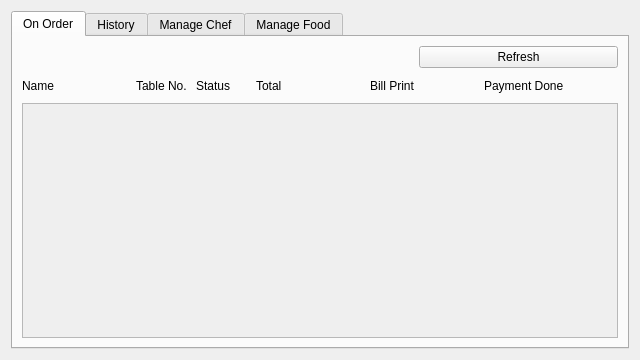
The window that frontend/manager_wid.ui (therealrahulsahu/se_project) describes before a commit, drawn with Qt 5.
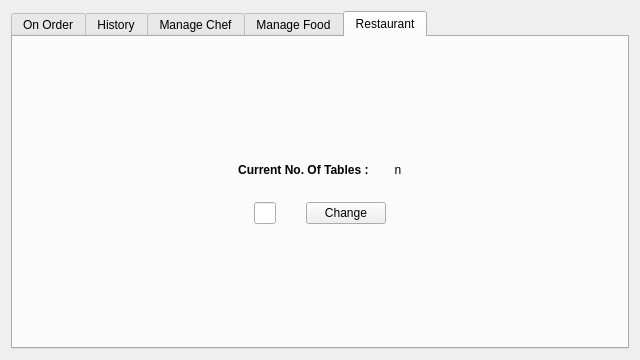
The same window after the commit. The open tabs and pages were chosen to show the change.

Commit message: Manager manage restaurant added

What changed in the file:
```diff
--- a/frontend/manager_wid.ui
+++ b/frontend/manager_wid.ui
@@ -1719,6 +1719,238 @@
        </item>
       </layout>
      </widget>
+     <widget class="QWidget" name="tab_5">
+      <attribute name="title">
+       <string>Restaurant</string>
+      </attribute>
+      <layout class="QVBoxLayout" name="verticalLayout_3" stretch="1,1,1">
+       <item>
+        <spacer name="verticalSpacer_20">
+         <property name="orientation">
+          <enum>Qt::Vertical</enum>
+         </property>
+         <property name="sizeHint" stdset="0">
+          <size>
+           <width>20</width>
+           <height>40</height>
+          </size>
+         </property>
+        </spacer>
+       </item>
+       <item>
+        <layout class="QHBoxLayout" name="horizontalLayout_27" stretch="1,1,1">
+         <item>
+          <spacer name="horizontalSpacer_69">
+           <property name="orientation">
+            <enum>Qt::Horizontal</enum>
+           </property>
+           <property name="sizeHint" stdset="0">
+            <size>
+             <width>40</width>
+             <height>20</height>
+            </size>
+           </property>
+          </spacer>
+         </item>
+         <item>
+          <layout class="QVBoxLayout" name="verticalLayout_11">
+           <item>
+            <spacer name="verticalSpacer_22">
+             <property name="orientation">
+              <enum>Qt::Vertical</enum>
+             </property>
+             <property name="sizeHint" stdset="0">
+              <size>
+               <width>20</width>
+               <height>40</height>
+              </size>
+             </property>
+            </spacer>
+           </item>
+           <item>
+            <layout class="QHBoxLayout" name="horizontalLayout_28" stretch="2,5,2,1,2">
+             <item>
+              <spacer name="horizontalSpacer_72">
+               <property name="orientation">
+                <enum>Qt::Horizontal</enum>
+               </property>
+               <property name="sizeHint" stdset="0">
+                <size>
+                 <width>40</width>
+                 <height>20</height>
+                </size>
+               </property>
+              </spacer>
+             </item>
+             <item>
+              <widget class="QLabel" name="lb_no">
+               <property name="font">
+                <font>
+                 <weight>75</weight>
+                 <bold>true</bold>
+                </font>
+               </property>
+               <property name="text">
+                <string>Current No. Of Tables : </string>
+               </property>
+               <property name="alignment">
+                <set>Qt::AlignCenter</set>
+               </property>
+              </widget>
+             </item>
+             <item>
+              <spacer name="horizontalSpacer_73">
+               <property name="orientation">
+                <enum>Qt::Horizontal</enum>
+               </property>
+               <property name="sizeHint" stdset="0">
+                <size>
+                 <width>40</width>
+                 <height>20</height>
+                </size>
+               </property>
+              </spacer>
+             </item>
+             <item>
+              <widget class="QLabel" name="lb_table_no_2">
+               <property name="text">
+                <string>n</string>
+               </property>
+               <property name="alignment">
+                <set>Qt::AlignCenter</set>
+               </property>
+              </widget>
+             </item>
+             <item>
+              <spacer name="horizontalSpacer_74">
+               <property name="orientation">
+                <enum>Qt::Horizontal</enum>
+               </property>
+               <property name="sizeHint" stdset="0">
+                <size>
+                 <width>40</width>
+                 <height>20</height>
+                </size>
+               </property>
+              </spacer>
+             </item>
+            </layout>
+           </item>
+           <item>
+            <spacer name="verticalSpacer_23">
+             <property name="orientation">
+              <enum>Qt::Vertical</enum>
+             </property>
+             <property name="sizeHint" stdset="0">
+              <size>
+               <width>20</width>
+               <height>40</height>
+              </size>
+             </property>
+            </spacer>
+           </item>
+           <item>
+            <layout class="QHBoxLayout" name="horizontalLayout_26" stretch="4,1,3,4,4">
+             <item>
+              <spacer name="horizontalSpacer_67">
+               <property name="orientation">
+                <enum>Qt::Horizontal</enum>
+               </property>
+               <property name="sizeHint" stdset="0">
+                <size>
+                 <width>40</width>
+                 <height>20</height>
+                </size>
+               </property>
+              </spacer>
+             </item>
+             <item>
+              <widget class="QLineEdit" name="le_table_no">
+               <property name="alignment">
+                <set>Qt::AlignCenter</set>
+               </property>
+              </widget>
+             </item>
+             <item>
+              <spacer name="horizontalSpacer_68">
+               <property name="orientation">
+                <enum>Qt::Horizontal</enum>
+               </property>
+               <property name="sizeHint" stdset="0">
+                <size>
+                 <width>40</width>
+                 <height>20</height>
+                </size>
+               </property>
+              </spacer>
+             </item>
+             <item>
+              <widget class="QPushButton" name="bt_change">
+               <property name="text">
+                <string>Change</string>
+               </property>
+              </widget>
+             </item>
+             <item>
+              <spacer name="horizontalSpacer_71">
+               <property name="orientation">
+                <enum>Qt::Horizontal</enum>
+               </property>
+               <property name="sizeHint" stdset="0">
+                <size>
+                 <width>40</width>
+                 <height>20</height>
+                </size>
+               </property>
+              </spacer>
+             </item>
+            </layout>
+           </item>
+           <item>
+            <spacer name="verticalSpacer_24">
+             <property name="orientation">
+              <enum>Qt::Vertical</enum>
+             </property>
+             <property name="sizeHint" stdset="0">
+              <size>
+               <width>20</width>
+               <height>40</height>
+              </size>
+             </property>
+            </spacer>
+           </item>
+          </layout>
+         </item>
+         <item>
+          <spacer name="horizontalSpacer_70">
+           <property name="orientation">
+            <enum>Qt::Horizontal</enum>
+           </property>
+           <property name="sizeHint" stdset="0">
+            <size>
+             <width>40</width>
+             <height>20</height>
+            </size>
+           </property>
+          </spacer>
+         </item>
+        </layout>
+       </item>
+       <item>
+        <spacer name="verticalSpacer_21">
+         <property name="orientation">
+          <enum>Qt::Vertical</enum>
+         </property>
+         <property name="sizeHint" stdset="0">
+          <size>
+           <width>20</width>
+           <height>40</height>
+          </size>
+         </property>
+        </spacer>
+       </item>
+      </layout>
+     </widget>
     </widget>
    </item>
   </layout>
```
The commit also changes 3 other files.
